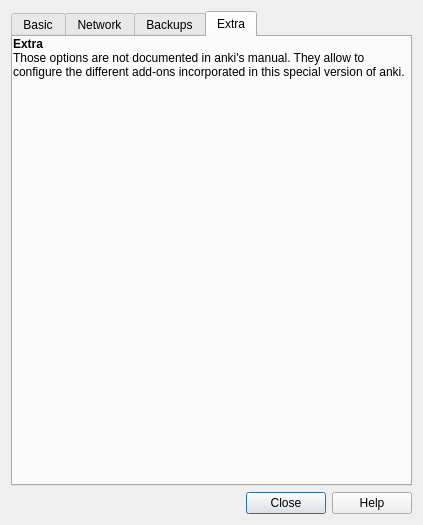
Before: the Qt Designer form designer/preferences.ui in the8thbit/anki, drawn with Qt 5.
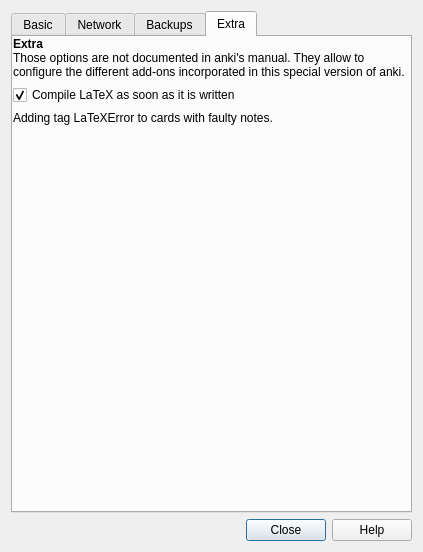
After: the same form once the commit is applied. The open tabs and pages were chosen to show the change.

Commit message: Compile latex asap

What changed in the file:
```diff
--- a/designer/preferences.ui
+++ b/designer/preferences.ui
@@ -7,7 +7,7 @@
     <x>0</x>
     <y>0</y>
     <width>423</width>
-    <height>508</height>
+    <height>552</height>
    </rect>
   </property>
   <property name="windowTitle">
@@ -489,6 +489,23 @@
           </property>
          </widget>
         </item>
+        <item>
+         <widget class="QCheckBox" name="compileLaTeX">
+          <property name="text">
+           <string>Compile LaTeX as soon as it is written</string>
+          </property>
+          <property name="checked">
+           <bool>true</bool>
+          </property>
+         </widget>
+        </item>
+        <item>
+         <widget class="QLabel" name="label_2">
+          <property name="text">
+           <string>Adding tag LaTeXError to cards with faulty notes. </string>
+          </property>
+         </widget>
+        </item>
         <item>
          <spacer name="verticalSpacer">
           <property name="orientation">
```
Left out of the diff: 2 changed lines with no effect on the pictures. The commit also changes 9 other files.
